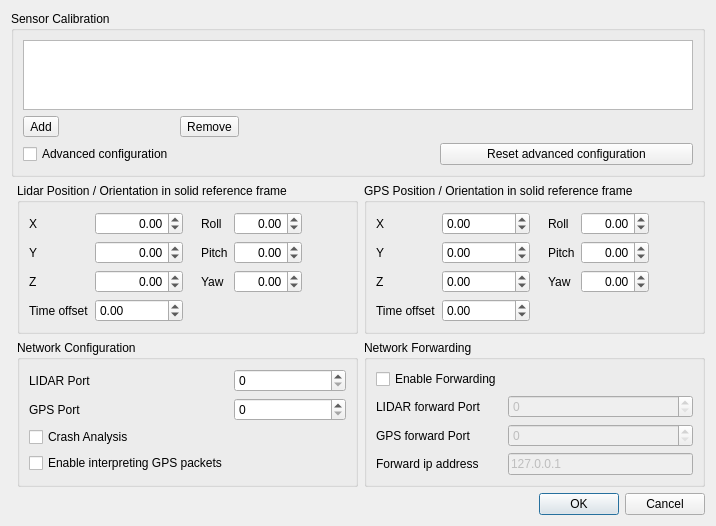
Before: the Qt Designer form Application/Ui/Widgets/vvCalibrationDialog.ui in Kitware/VeloView, drawn with Qt 5.
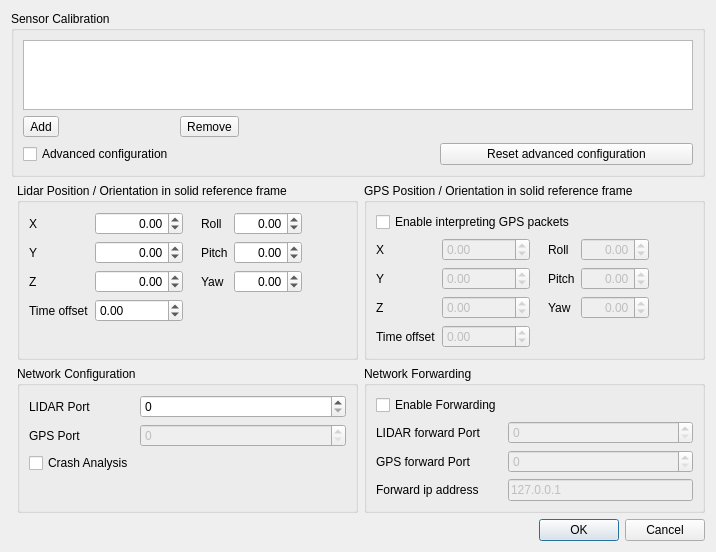
After: the same form once the commit is applied. Icons and pictures are not drawn.

Commit message:
[ui] Disable GPS Position Orientation group if "EnableInterpretGPSPackets" is disable
The "EnableInterpretGPSPackets" checkBox is moved to the GPS Position Orientation group

```diff
--- a/Application/Ui/Widgets/vvCalibrationDialog.ui
+++ b/Application/Ui/Widgets/vvCalibrationDialog.ui
@@ -391,6 +391,9 @@
         <property name="maximum">
          <number>65535</number>
         </property>
+        <property name="enabled">
+         <bool>false</bool>
+        </property>
        </widget>
       </item>
       <item row="2" column="0">
@@ -403,16 +406,6 @@
         </property>
        </widget>
       </item>
-      <item row="3" column="0">
-       <widget class="QCheckBox" name="EnableInterpretGPSPackets">
-        <property name="enabled">
-         <bool>true</bool>
-        </property>
-        <property name="text">
-         <string>Enable interpreting GPS packets</string>
-        </property>
-       </widget>
-      </item>
      </layout>
     </widget>
    </item>
@@ -424,6 +417,18 @@
      <property name="flat">
       <bool>false</bool>
      </property>
+     <layout class="QVBoxLayout" name="verticalLayout_2">
+     <item row="0">
+      <widget class="QCheckBox" name="EnableInterpretGPSPackets">
+       <property name="enabled">
+        <bool>true</bool>
+       </property>
+       <property name="text">
+        <string>Enable interpreting GPS packets</string>
+       </property>
+      </widget>
+     </item>
+     <item>
      <layout class="QHBoxLayout" name="horizontalLayout_2">
       <item>
        <layout class="QFormLayout" name="formLayout_4">
@@ -442,6 +447,9 @@
           <property name="maximum">
            <double>100.000000000000000</double>
           </property>
+          <property name="enabled">
+           <bool>false</bool>
+          </property>
          </widget>
         </item>
         <item row="1" column="0">
@@ -459,6 +467,9 @@
           <property name="maximum">
            <double>100.000000000000000</double>
           </property>
+          <property name="enabled">
+           <bool>false</bool>
+          </property>
          </widget>
         </item>
         <item row="2" column="0">
@@ -476,6 +487,9 @@
           <property name="maximum">
            <double>100.000000000000000</double>
           </property>
+          <property name="enabled">
+           <bool>false</bool>
+          </property>
          </widget>
         </item>
         <item row="3" column="0">
@@ -493,6 +507,9 @@
           <property name="maximum">
            <double>1000000000.000000000000000</double>
           </property>
+          <property name="enabled">
+           <bool>false</bool>
+          </property>
          </widget>
         </item>
        </layout>
@@ -536,6 +553,9 @@
           <property name="maximum">
            <double>180.000000000000000</double>
           </property>
+          <property name="enabled">
+           <bool>false</bool>
+          </property>
          </widget>
         </item>
         <item row="2" column="0">
@@ -556,6 +576,9 @@
           <property name="maximum">
            <double>90.000000000000000</double>
           </property>
+          <property name="enabled">
+           <bool>false</bool>
+          </property>
          </widget>
         </item>
         <item row="4" column="0">
@@ -576,6 +599,9 @@
           <property name="maximum">
            <double>360.000000000000000</double>
           </property>
+          <property name="enabled">
+           <bool>false</bool>
+          </property>
          </widget>
         </item>
        </layout>
@@ -593,6 +619,8 @@
         </property>
        </spacer>
       </item>
+     </layout>
+     </item>
      </layout>
     </widget>
    </item>
```
The commit also changes 1 other file.
